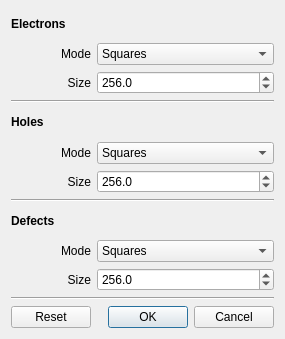
First picture: the form in src/langmuirView/forms/pointdialog.ui, repository LangmuirSim/langmuir, before the edit.
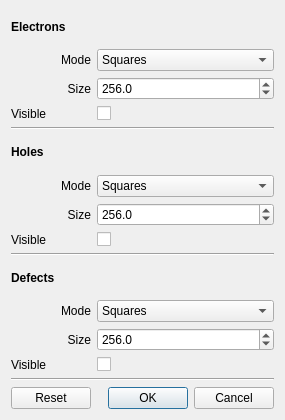
Second picture: the form after the edit.

Diff of the .ui file:
```diff
--- a/src/langmuirView/forms/pointdialog.ui
+++ b/src/langmuirView/forms/pointdialog.ui
@@ -7,105 +7,27 @@
     <x>0</x>
     <y>0</y>
     <width>285</width>
-    <height>339</height>
+    <height>420</height>
    </rect>
   </property>
   <property name="windowTitle">
    <string>Langmuir</string>
   </property>
   <layout class="QGridLayout" name="gridLayout">
-   <item row="7" column="0" colspan="2">
+   <item row="10" column="0" colspan="2">
     <widget class="Line" name="line2">
      <property name="orientation">
       <enum>Qt::Horizontal</enum>
      </property>
     </widget>
    </item>
-   <item row="6" column="0">
-    <widget class="QLabel" name="labelSize2">
-     <property name="text">
-      <string>Size</string>
-     </property>
-     <property name="alignment">
-      <set>Qt::AlignRight|Qt::AlignTrailing|Qt::AlignVCenter</set>
-     </property>
-    </widget>
-   </item>
-   <item row="5" column="1">
-    <widget class="QComboBox" name="comboBoxHoles">
-     <property name="toolTip">
-      <string>&lt;html&gt;&lt;head/&gt;&lt;body&gt;&lt;p&gt;Choose render mode for point cloud.&lt;/p&gt;&lt;/body&gt;&lt;/html&gt;</string>
-     </property>
-     <item>
-      <property name="text">
-       <string>Squares</string>
-      </property>
-     </item>
-     <item>
-      <property name="text">
-       <string>Points</string>
-      </property>
-     </item>
-    </widget>
-   </item>
-   <item row="5" column="0">
-    <widget class="QLabel" name="labelMode2">
-     <property name="text">
-      <string>Mode</string>
-     </property>
-     <property name="alignment">
-      <set>Qt::AlignRight|Qt::AlignTrailing|Qt::AlignVCenter</set>
-     </property>
-    </widget>
-   </item>
-   <item row="11" column="0">
-    <widget class="QLabel" name="labelSize3">
-     <property name="text">
-      <string>Size</string>
-     </property>
-     <property name="alignment">
-      <set>Qt::AlignRight|Qt::AlignTrailing|Qt::AlignVCenter</set>
-     </property>
-    </widget>
-   </item>
-   <item row="3" column="0" colspan="2">
+   <item row="4" column="0" colspan="2">
     <widget class="Line" name="line1">
      <property name="orientation">
       <enum>Qt::Horizontal</enum>
      </property>
     </widget>
    </item>
-   <item row="12" column="0" colspan="2">
-    <widget class="Line" name="line3">
-     <property name="orientation">
-      <enum>Qt::Horizontal</enum>
-     </property>
-    </widget>
-   </item>
-   <item row="8" column="0">
-    <widget class="QLabel" name="labelDefects">
-     <property name="text">
-      <string>&lt;html&gt;&lt;head/&gt;&lt;body&gt;&lt;p&gt;&lt;span style=&quot; font-weight:600;&quot;&gt;Defects&lt;/span&gt;&lt;/p&gt;&lt;/body&gt;&lt;/html&gt;</string>
-     </property>
-    </widget>
-   </item>
-   <item row="10" column="1">
-    <widget class="QComboBox" name="comboBoxDefects">
-     <property name="toolTip">
-      <string>&lt;html&gt;&lt;head/&gt;&lt;body&gt;&lt;p&gt;Choose render mode for point cloud.&lt;/p&gt;&lt;/body&gt;&lt;/html&gt;</string>
-     </property>
-     <item>
-      <property name="text">
-       <string>Squares</string>
-      </property>
-     </item>
-     <item>
-      <property name="text">
-       <string>Points</string>
-      </property>
-     </item>
-    </widget>
-   </item>
    <item row="2" column="1">
     <widget class="QDoubleSpinBox" name="spinBoxElectrons">
      <property name="decimals">
@@ -125,16 +47,6 @@
      </property>
     </widget>
    </item>
-   <item row="13" column="1">
-    <widget class="QDialogButtonBox" name="buttonBox">
-     <property name="orientation">
-      <enum>Qt::Horizontal</enum>
-     </property>
-     <property name="standardButtons">
-      <set>QDialogButtonBox::Cancel|QDialogButtonBox::Ok</set>
-     </property>
-    </widget>
-   </item>
    <item row="1" column="1">
     <widget class="QComboBox" name="comboBoxElectrons">
      <property name="toolTip">
@@ -152,18 +64,18 @@
      </item>
     </widget>
    </item>
-   <item row="1" column="0">
-    <widget class="QLabel" name="labelMode1">
+   <item row="7" column="0">
+    <widget class="QLabel" name="labelSize2">
      <property name="text">
-      <string>Mode</string>
+      <string>Size</string>
      </property>
      <property name="alignment">
       <set>Qt::AlignRight|Qt::AlignTrailing|Qt::AlignVCenter</set>
      </property>
     </widget>
    </item>
-   <item row="2" column="0">
-    <widget class="QLabel" name="labelSize1">
+   <item row="14" column="0">
+    <widget class="QLabel" name="labelSize3">
      <property name="text">
       <string>Size</string>
      </property>
@@ -172,21 +84,21 @@
      </property>
     </widget>
    </item>
-   <item row="10" column="0">
-    <widget class="QLabel" name="labelMode3">
-     <property name="text">
-      <string>Mode</string>
+   <item row="6" column="1">
+    <widget class="QComboBox" name="comboBoxHoles">
+     <property name="toolTip">
+      <string>&lt;html&gt;&lt;head/&gt;&lt;body&gt;&lt;p&gt;Choose render mode for point cloud.&lt;/p&gt;&lt;/body&gt;&lt;/html&gt;</string>
      </property>
-     <property name="alignment">
-      <set>Qt::AlignRight|Qt::AlignTrailing|Qt::AlignVCenter</set>
-     </property>
-    </widget>
-   </item>
-   <item row="4" column="0">
-    <widget class="QLabel" name="labelHoles">
-     <property name="text">
-      <string>&lt;html&gt;&lt;head/&gt;&lt;body&gt;&lt;p&gt;&lt;span style=&quot; font-weight:600;&quot;&gt;Holes&lt;/span&gt;&lt;/p&gt;&lt;/body&gt;&lt;/html&gt;</string>
-     </property>
+     <item>
+      <property name="text">
+       <string>Squares</string>
+      </property>
+     </item>
+     <item>
+      <property name="text">
+       <string>Points</string>
+      </property>
+     </item>
     </widget>
    </item>
    <item row="0" column="0">
@@ -196,51 +108,181 @@
      </property>
     </widget>
    </item>
-   <item row="6" column="1">
-    <widget class="QDoubleSpinBox" name="spinBoxHoles">
-     <property name="decimals">
-      <number>1</number>
-     </property>
-     <property name="minimum">
-      <double>1.000000000000000</double>
-     </property>
-     <property name="maximum">
-      <double>2048.000000000000000</double>
-     </property>
-     <property name="singleStep">
-      <double>16.000000000000000</double>
-     </property>
-     <property name="value">
-      <double>256.000000000000000</double>
+   <item row="11" column="0">
+    <widget class="QLabel" name="labelDefects">
+     <property name="text">
+      <string>&lt;html&gt;&lt;head/&gt;&lt;body&gt;&lt;p&gt;&lt;span style=&quot; font-weight:600;&quot;&gt;Defects&lt;/span&gt;&lt;/p&gt;&lt;/body&gt;&lt;/html&gt;</string>
      </property>
     </widget>
    </item>
-   <item row="11" column="1">
-    <widget class="QDoubleSpinBox" name="spinBoxDefects">
-     <property name="decimals">
-      <number>1</number>
+   <item row="6" column="0">
+    <widget class="QLabel" name="labelMode2">
+     <property name="text">
+      <string>Mode</string>
      </property>
-     <property name="minimum">
-      <double>1.000000000000000</double>
-     </property>
-     <property name="maximum">
-      <double>2048.000000000000000</double>
-     </property>
-     <property name="singleStep">
-      <double>16.000000000000000</double>
-     </property>
-     <property name="value">
-      <double>256.000000000000000</double>
+     <property name="alignment">
+      <set>Qt::AlignRight|Qt::AlignTrailing|Qt::AlignVCenter</set>
      </property>
     </widget>
    </item>
    <item row="13" column="0">
+    <widget class="QLabel" name="labelMode3">
+     <property name="text">
+      <string>Mode</string>
+     </property>
+     <property name="alignment">
+      <set>Qt::AlignRight|Qt::AlignTrailing|Qt::AlignVCenter</set>
+     </property>
+    </widget>
+   </item>
+   <item row="2" column="0">
+    <widget class="QLabel" name="labelSize1">
+     <property name="text">
+      <string>Size</string>
+     </property>
+     <property name="alignment">
+      <set>Qt::AlignRight|Qt::AlignTrailing|Qt::AlignVCenter</set>
+     </property>
+    </widget>
+   </item>
+   <item row="8" column="1">
+    <widget class="QCheckBox" name="checkBoxHoles">
+     <property name="text">
+      <string/>
+     </property>
+    </widget>
+   </item>
+   <item row="5" column="0">
+    <widget class="QLabel" name="labelHoles">
+     <property name="text">
+      <string>&lt;html&gt;&lt;head/&gt;&lt;body&gt;&lt;p&gt;&lt;span style=&quot; font-weight:600;&quot;&gt;Holes&lt;/span&gt;&lt;/p&gt;&lt;/body&gt;&lt;/html&gt;</string>
+     </property>
+    </widget>
+   </item>
+   <item row="3" column="1">
+    <widget class="QCheckBox" name="checkBoxElectrons">
+     <property name="text">
+      <string/>
+     </property>
+    </widget>
+   </item>
+   <item row="17" column="0">
     <widget class="QPushButton" name="pushButtonReset">
      <property name="text">
       <string>Reset</string>
      </property>
     </widget>
    </item>
+   <item row="7" column="1">
+    <widget class="QDoubleSpinBox" name="spinBoxHoles">
+     <property name="decimals">
+      <number>1</number>
+     </property>
+     <property name="minimum">
+      <double>1.000000000000000</double>
+     </property>
+     <property name="maximum">
+      <double>2048.000000000000000</double>
+     </property>
+     <property name="singleStep">
+      <double>16.000000000000000</double>
+     </property>
+     <property name="value">
+      <double>256.000000000000000</double>
+     </property>
+    </widget>
+   </item>
+   <item row="13" column="1">
+    <widget class="QComboBox" name="comboBoxDefects">
+     <property name="toolTip">
+      <string>&lt;html&gt;&lt;head/&gt;&lt;body&gt;&lt;p&gt;Choose render mode for point cloud.&lt;/p&gt;&lt;/body&gt;&lt;/html&gt;</string>
+     </property>
+     <item>
+      <property name="text">
+       <string>Squares</string>
+      </property>
+     </item>
+     <item>
+      <property name="text">
+       <string>Points</string>
+      </property>
+     </item>
+    </widget>
+   </item>
+   <item row="16" column="0" colspan="2">
+    <widget class="Line" name="line3">
+     <property name="orientation">
+      <enum>Qt::Horizontal</enum>
+     </property>
+    </widget>
+   </item>
+   <item row="17" column="1">
+    <widget class="QDialogButtonBox" name="buttonBox">
+     <property name="orientation">
+      <enum>Qt::Horizontal</enum>
+     </property>
+     <property name="standardButtons">
+      <set>QDialogButtonBox::Cancel|QDialogButtonBox::Ok</set>
+     </property>
+    </widget>
+   </item>
+   <item row="14" column="1">
+    <widget class="QDoubleSpinBox" name="spinBoxDefects">
+     <property name="decimals">
+      <number>1</number>
+     </property>
+     <property name="minimum">
+      <double>1.000000000000000</double>
+     </property>
+     <property name="maximum">
+      <double>2048.000000000000000</double>
+     </property>
+     <property name="singleStep">
+      <double>16.000000000000000</double>
+     </property>
+     <property name="value">
+      <double>256.000000000000000</double>
+     </property>
+    </widget>
+   </item>
+   <item row="1" column="0">
+    <widget class="QLabel" name="labelMode1">
+     <property name="text">
+      <string>Mode</string>
+     </property>
+     <property name="alignment">
+      <set>Qt::AlignRight|Qt::AlignTrailing|Qt::AlignVCenter</set>
+     </property>
+    </widget>
+   </item>
+   <item row="15" column="1">
+    <widget class="QCheckBox" name="checkBoxDefects">
+     <property name="text">
+      <string/>
+     </property>
+    </widget>
+   </item>
+   <item row="3" column="0">
+    <widget class="QLabel" name="labelVisible1">
+     <property name="text">
+      <string>Visible</string>
+     </property>
+    </widget>
+   </item>
+   <item row="8" column="0">
+    <widget class="QLabel" name="labelVisible2">
+     <property name="text">
+      <string>Visible</string>
+     </property>
+    </widget>
+   </item>
+   <item row="15" column="0">
+    <widget class="QLabel" name="labelVisible3">
+     <property name="text">
+      <string>Visible</string>
+     </property>
+    </widget>
+   </item>
   </layout>
  </widget>
  <resources/>
```
